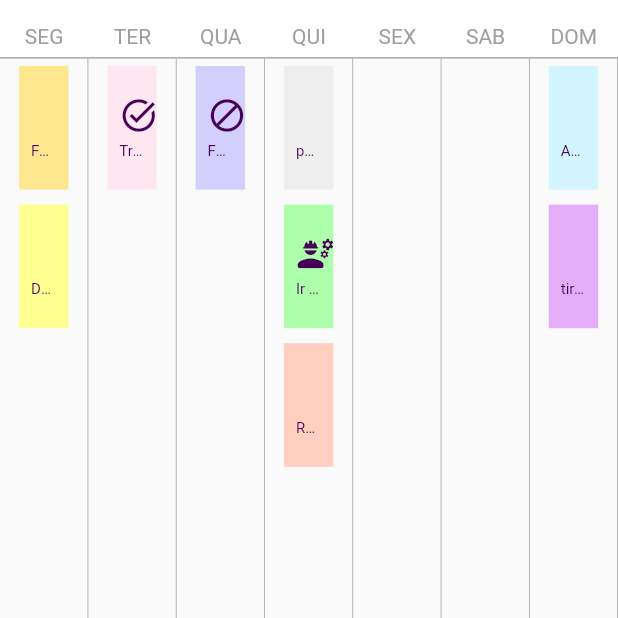
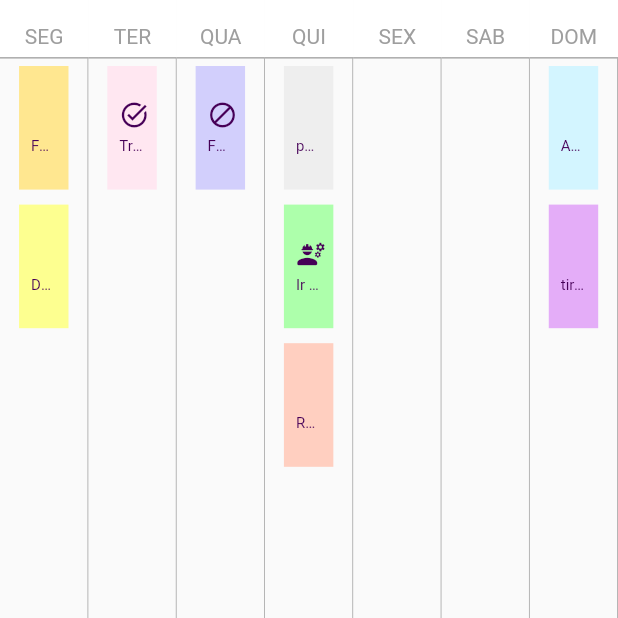
Before and after one commit to 1agracinha/weekly-planner, a Flutter app: the screen it shows after launch, on a phone screen of 412 x 824 dp, the top half of it. Run offline on Flutter 3.47's test engine with Material 2 defaults, Android fonts, the phone set to English and light mode, and no system bars; drawn by our look-alikes of sticky_headers; our stand-ins replace lottie.

Commit message:
add resize icon

```diff
--- a/lib/screen/banner/task_widget.dart
+++ b/lib/screen/banner/task_widget.dart
@@ -44,7 +44,7 @@ class TaskWidget extends StatelessWidget {
                   child: Icon(
                     getStatusIcon(taskModel.status),
                     color: Color(0xFF460057),
-                    size: 26,
+                    size: 20,
                   ),
                 ),
                 Text(
```
